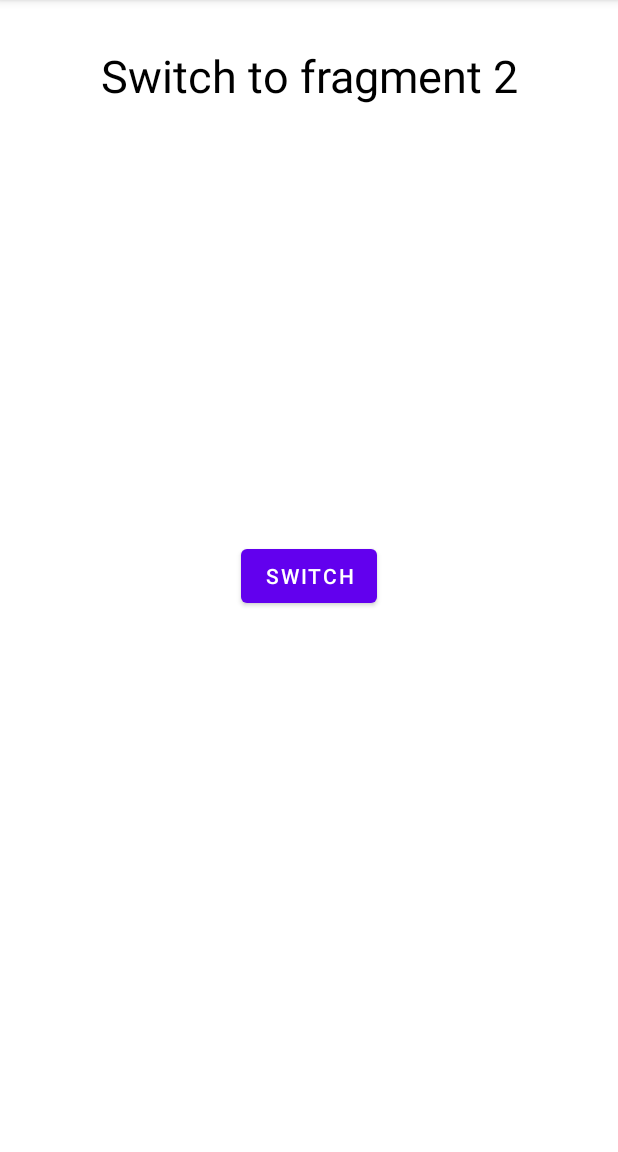
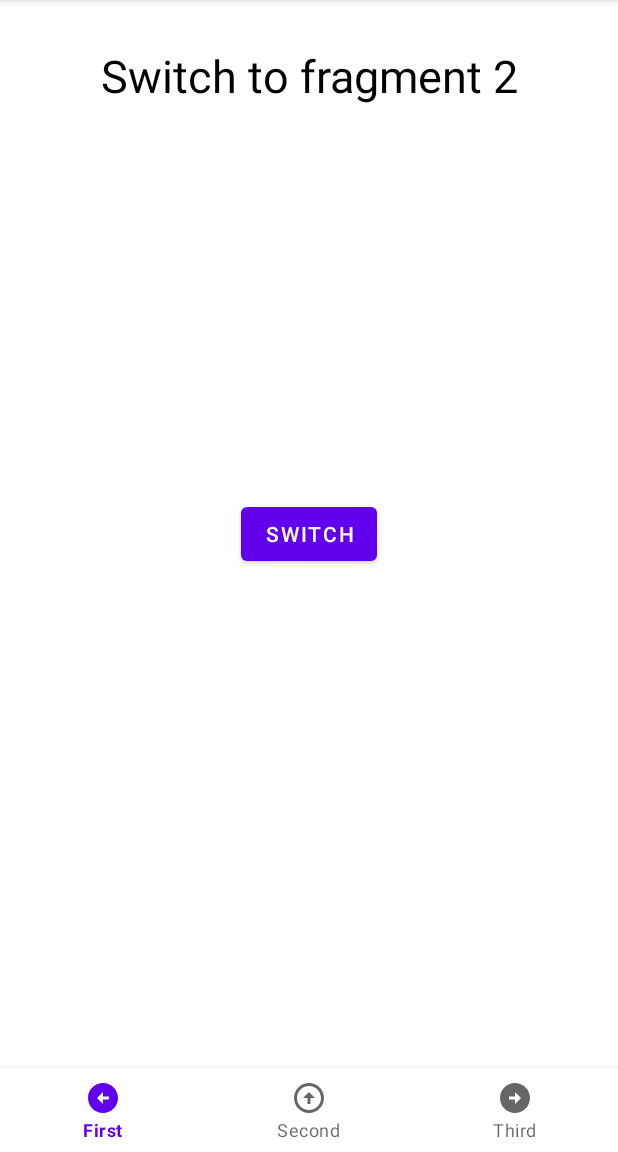
Before and after one commit to LastStranger0/hometask-2-4, an Android app: the screen it shows after launch (MainActivity), on a phone screen of 412 x 824 dp, the part 84-1236 px from its top. Run offline under Robolectric (Android 15) with nearby library versions, the phone set to English and light mode, and no system bars; our stand-ins replace navigation-ui.

Commit message:
added bottom navigation

```diff
--- a/app/src/main/java/com/example/fragmentstask/MainActivity.kt
+++ b/app/src/main/java/com/example/fragmentstask/MainActivity.kt
@@ -2,10 +2,17 @@ package com.example.fragmentstask
 
 import androidx.appcompat.app.AppCompatActivity
 import android.os.Bundle
+import androidx.navigation.fragment.NavHostFragment
+import androidx.navigation.ui.setupWithNavController
+import com.google.android.material.bottomnavigation.BottomNavigationView
 
 class MainActivity : AppCompatActivity() {
     override fun onCreate(savedInstanceState: Bundle?) {
         super.onCreate(savedInstanceState)
         setContentView(R.layout.activity_main)
+        val navHostFragment = supportFragmentManager.findFragmentById(R.id.nav_host_fragment) as NavHostFragment
+        val navController = navHostFragment.navController
+        val bottomNavigation = findViewById<BottomNavigationView>(R.id.bottom_navigation)
+        bottomNavigation.setupWithNavController(navController)
     }
 }
--- /dev/null
+++ b/app/src/main/java/com/example/fragmentstask/ThirdFragment.kt
@@ -0,0 +1,16 @@
+package com.example.fragmentstask
+
+import android.os.Bundle
+import android.view.View
+import androidx.fragment.app.Fragment
+import androidx.navigation.NavController
+import androidx.navigation.fragment.findNavController
+
+class ThirdFragment : Fragment(R.layout.fragment_third) {
+    lateinit var controller: NavController
+
+    override fun onViewCreated(view: View, savedInstanceState: Bundle?) {
+        super.onViewCreated(view, savedInstanceState)
+        controller = findNavController()
+    }
+}
--- /dev/null
+++ b/app/src/main/res/drawable/ic_circle_left.xml
@@ -0,0 +1,5 @@
+<vector android:height="24dp" android:tint="#5C5C5C"
+    android:viewportHeight="24" android:viewportWidth="24"
+    android:width="24dp" xmlns:android="http://schemas.android.com/apk/res/android">
+    <path android:fillColor="@android:color/white" android:pathData="M2,12c0,5.52 4.48,10 10,10s10,-4.48 10,-10c0,-5.52 -4.48,-10 -10,-10C6.48,2 2,6.48 2,12zM12,11l4,0v2l-4,0l0,3l-4,-4l4,-4L12,11z"/>
+</vector>
--- /dev/null
+++ b/app/src/main/res/drawable/ic_circle_right.xml
@@ -0,0 +1,5 @@
+<vector android:height="24dp" android:tint="#5C5C5C"
+    android:viewportHeight="24" android:viewportWidth="24"
+    android:width="24dp" xmlns:android="http://schemas.android.com/apk/res/android">
+    <path android:fillColor="@android:color/white" android:pathData="M22,12c0,-5.52 -4.48,-10 -10,-10S2,6.48 2,12c0,5.52 4.48,10 10,10S22,17.52 22,12zM12,13l-4,0v-2l4,0V8l4,4l-4,4V13z"/>
+</vector>
--- /dev/null
+++ b/app/src/main/res/drawable/ic_circle_up.xml
@@ -0,0 +1,5 @@
+<vector android:height="24dp" android:tint="#5C5C5C"
+    android:viewportHeight="24" android:viewportWidth="24"
+    android:width="24dp" xmlns:android="http://schemas.android.com/apk/res/android">
+    <path android:fillColor="@android:color/white" android:pathData="M12,20c-4.41,0 -8,-3.59 -8,-8s3.59,-8 8,-8s8,3.59 8,8S16.41,20 12,20M12,22c5.52,0 10,-4.48 10,-10c0,-5.52 -4.48,-10 -10,-10C6.48,2 2,6.48 2,12C2,17.52 6.48,22 12,22L12,22zM11,12l0,4h2l0,-4h3l-4,-4l-4,4H11z"/>
+</vector>
--- a/app/src/main/res/layout/activity_main.xml
+++ b/app/src/main/res/layout/activity_main.xml
@@ -8,10 +8,21 @@
 
     <androidx.fragment.app.FragmentContainerView
         android:id="@+id/nav_host_fragment"
+        android:name="androidx.navigation.fragment.NavHostFragment"
         android:layout_width="match_parent"
-        android:layout_height="match_parent"
-        android:name="androidx.navigation.fragment.NavHostFragment"
+        android:layout_height="0dp"
         app:defaultNavHost="true"
-        app:navGraph="@navigation/main_navigation"/>
+        app:layout_constraintBottom_toTopOf="@+id/bottom_navigation"
+        app:layout_constraintTop_toTopOf="parent"
+        app:navGraph="@navigation/main_navigation" />
+
+    <com.google.android.material.bottomnavigation.BottomNavigationView
+        android:id="@+id/bottom_navigation"
+        android:layout_width="match_parent"
+        android:layout_height="wrap_content"
+        app:layout_constraintBottom_toBottomOf="parent"
+        app:layout_constraintEnd_toEndOf="parent"
+        app:layout_constraintStart_toStartOf="parent"
+        app:menu="@menu/main_menu" />
 
 </androidx.constraintlayout.widget.ConstraintLayout>
--- /dev/null
+++ b/app/src/main/res/layout/fragment_third.xml
@@ -0,0 +1,16 @@
+<?xml version="1.0" encoding="utf-8"?>
+<androidx.constraintlayout.widget.ConstraintLayout xmlns:android="http://schemas.android.com/apk/res/android"
+    xmlns:tools="http://schemas.android.com/tools"
+    android:layout_width="match_parent"
+    android:layout_height="match_parent"
+    tools:context=".ThirdFragment">
+
+    <TextView
+        android:layout_width="match_parent"
+        android:layout_height="match_parent"
+        android:textAlignment="center"
+        android:textSize="30sp"
+        android:textColor="@color/black"
+        android:text="Third Component" />
+
+</androidx.constraintlayout.widget.ConstraintLayout>
--- /dev/null
+++ b/app/src/main/res/menu/main_menu.xml
@@ -0,0 +1,15 @@
+<?xml version="1.0" encoding="utf-8"?>
+<menu xmlns:android="http://schemas.android.com/apk/res/android">
+    <item android:id="@+id/firstFragment"
+        android:icon="@drawable/ic_circle_left"
+        android:title="First"
+        android:orderInCategory="0"/>
+    <item android:id="@+id/secondFragment"
+        android:icon="@drawable/ic_circle_up"
+        android:title="Second"
+        android:orderInCategory="1"/>
+    <item android:id="@+id/thirdFragment"
+        android:icon="@drawable/ic_circle_right"
+        android:title="Third"
+        android:orderInCategory="2"/>
+</menu>
--- a/app/src/main/res/navigation/main_navigation.xml
+++ b/app/src/main/res/navigation/main_navigation.xml
@@ -23,4 +23,9 @@
         android:name="com.example.fragmentstask.SecondFragment"
         android:label="fragment_second"
         tools:layout="@layout/fragment_second" />
+    <fragment
+        android:id="@+id/thirdFragment"
+        android:name="com.example.fragmentstask.ThirdFragment"
+        android:label="fragment_third"
+        tools:layout="@layout/fragment_third" />
 </navigation>
```
